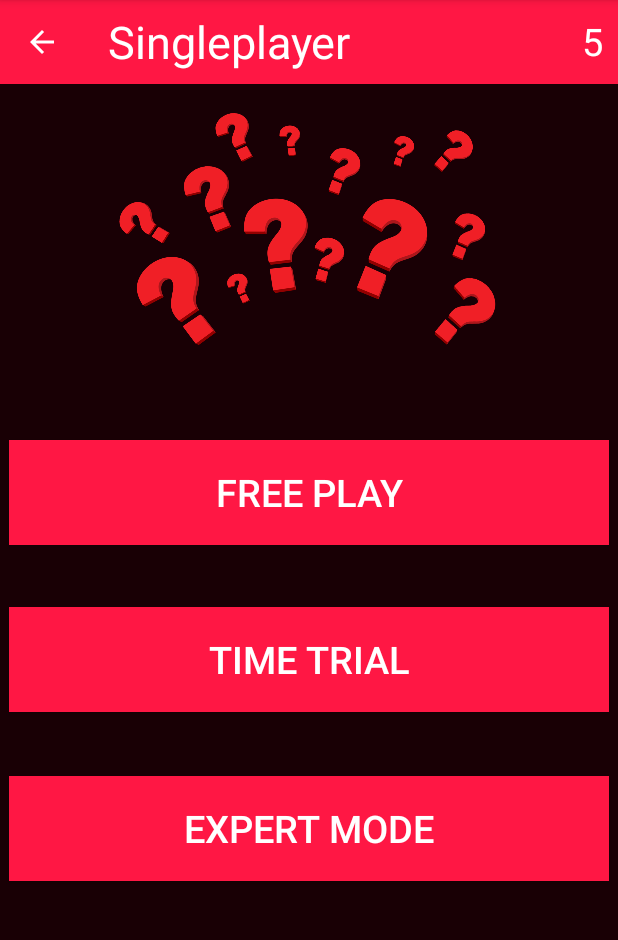
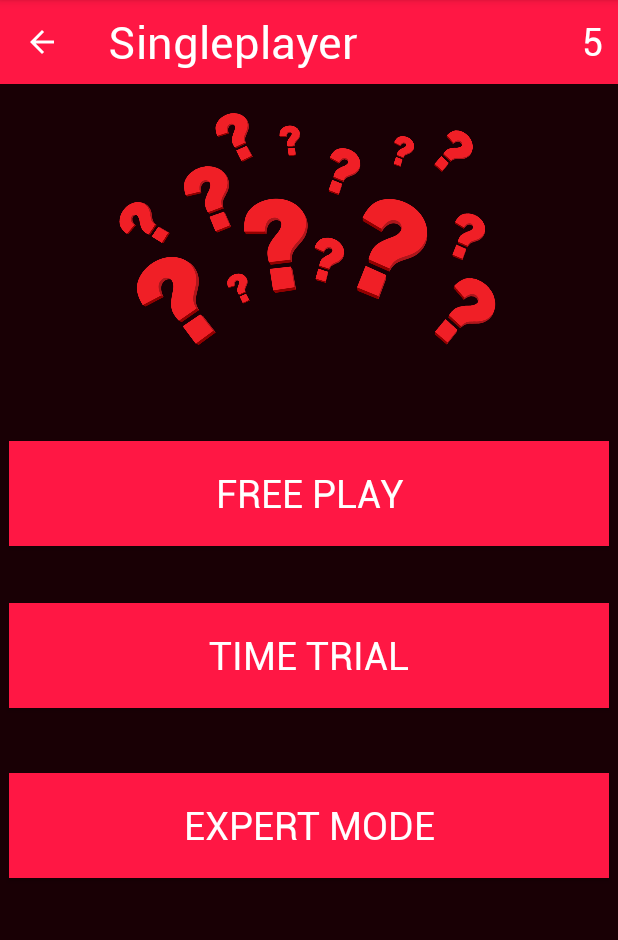
Before and after one commit to AIR-FOI-HR/AIR2002, an Android app: the SingleplayerMenu screen opened directly, with no data from a screen before it, on a phone screen of 412 x 824 dp, the part 84-1024 px from its top. Run offline under Robolectric (Android 15) with nearby library versions, the light colour scheme and no system bars.

Commit message:
Organize style in style.xml

```diff
--- a/app/src/main/res/layout/main_menu.xml
+++ b/app/src/main/res/layout/main_menu.xml
@@ -24,7 +24,6 @@
             android:layout_height="wrap_content"
             android:gravity="center"
             android:text="@string/home"
-            android:textColor="@color/foregroundText"
             android:textSize="30sp"
             app:layout_constraintBottom_toBottomOf="@+id/topToolbar"
             app:layout_constraintEnd_toEndOf="parent"
@@ -90,7 +89,6 @@
             android:layout_maringLeft="8dp"
             android:background="@drawable/bg_main_menu_1"
             android:text="@string/singleplayer"
-            android:textColor="@color/buttonTextColor"
             app:layout_constraintEnd_toEndOf="parent"
             app:layout_constraintHorizontal_bias="0.52" />
 
@@ -136,7 +134,6 @@
             android:layout_marginRight="0dp"
             android:background="@drawable/bg_main_menu_1"
             android:text="@string/multiplayer"
-            android:textColor="@color/buttonTextColor"
             tools:layout_editor_absoluteX="10dp"
             tools:layout_editor_absoluteY="10dp" />
 
--- a/app/src/main/res/layout/singleplayer_menu.xml
+++ b/app/src/main/res/layout/singleplayer_menu.xml
@@ -5,7 +5,8 @@
     xmlns:tools2="http://schemas.android.com/apk/tools"
     android:layout_width="match_parent"
     android:layout_height="match_parent"
-    android:background="@color/darkRedColor">
+    android:background="@color/darkRedColor"
+    android:theme="@style/SingleplayerTheme">
 
     <androidx.appcompat.widget.Toolbar
         android:id="@+id/topToolbar"
@@ -64,17 +65,11 @@
     </androidx.appcompat.widget.Toolbar>
 
     <Button
+        style="@style/SingleplayerTheme.Button"
         android:id="@+id/freePlayButton"
         android:layout_width="400dp"
         android:layout_height="70dp"
-        android:layout_marginStart="5dp"
-        android:layout_marginLeft="5dp"
-        android:layout_marginEnd="5dp"
-        android:layout_marginRight="5dp"
-        android:background="@color/foreground"
         android:text="@string/free_play_btn"
-        android:textColor="@color/buttonTextColor"
-        android:textSize="25sp"
         app:layout_constraintBottom_toBottomOf="parent"
         app:layout_constraintEnd_toEndOf="parent"
         app:layout_constraintStart_toStartOf="parent"
@@ -83,39 +78,28 @@
 
     <Button
         android:id="@+id/timeTrialButton"
+        style="@style/SingleplayerTheme.Button"
         android:layout_width="400dp"
         android:layout_height="70dp"
-        android:layout_marginStart="5dp"
-        android:layout_marginLeft="5dp"
-        android:layout_marginEnd="5dp"
-        android:layout_marginRight="5dp"
         android:text="@string/time_trial_bnt"
         app:layout_constraintBottom_toBottomOf="parent"
         app:layout_constraintEnd_toEndOf="parent"
+        app:layout_constraintHorizontal_bias="0.454"
         app:layout_constraintStart_toStartOf="parent"
         app:layout_constraintTop_toBottomOf="@+id/freePlayButton"
-        app:layout_constraintVertical_bias="0.123"
-        android:background="@color/foreground"
-        android:textColor="@color/buttonTextColor"
-        android:textSize="25sp"/>
+        app:layout_constraintVertical_bias="0.102" />
 
     <Button
+        style="@style/SingleplayerTheme.Button"
         android:id="@+id/expertModeButton"
         android:layout_width="400dp"
         android:layout_height="70dp"
-        android:layout_marginStart="5dp"
-        android:layout_marginLeft="5dp"
-        android:layout_marginEnd="5dp"
-        android:layout_marginRight="5dp"
         android:text="@string/expert_mode_btn"
         app:layout_constraintBottom_toBottomOf="parent"
         app:layout_constraintEnd_toEndOf="parent"
         app:layout_constraintStart_toStartOf="parent"
         app:layout_constraintTop_toBottomOf="@+id/topToolbar"
-        app:layout_constraintVertical_bias="0.719"
-        android:background="@color/foreground"
-        android:textColor="@color/buttonTextColor"
-        android:textSize="25sp"/>
+        app:layout_constraintVertical_bias="0.719"/>
 
     <ImageView
         android:id="@+id/imageView5"
--- a/app/src/main/res/values/styles.xml
+++ b/app/src/main/res/values/styles.xml
@@ -30,7 +30,6 @@
     </style>
     <style name="LoginIRegistracijaTheme.InputField">
         <item name="android:textSize">@dimen/editText_fontSize</item>
-        <item name="android:padding">@dimen/padding_EditText</item>
     </style>
     <style name="LoginIRegistracijaTheme.button">
         <item name="android:textColor">@color/buttonTextColor</item>
@@ -39,8 +38,20 @@
     <!--MAIN MENU TEMA -->
     <style name="MainMenuTheme">
         <item name="android:fontFamily">@font/roboto_regular</item>
+        <item name="android:textColor">@color/buttonTextColor</item>
     </style>
     <style name="MainMenuTheme.Button">
         <item name="android:textSize">@dimen/mainMenuButton_fontSize</item>
     </style>
+
+    <!-- SINGLEPLAYER -->
+    <style name="SingleplayerTheme">
+        <item name="android:fontFamily">@font/roboto_regular</item>
+        <item name="android:textColor">@color/buttonTextColor</item>
+    </style>
+    <style name="SingleplayerTheme.Button">
+        <item name="android:textSize">25sp</item>
+        <item name="android:background">@color/foreground</item>
+        <item name="android:layout_margin">5dp</item>
+    </style>
 </resources>
```
